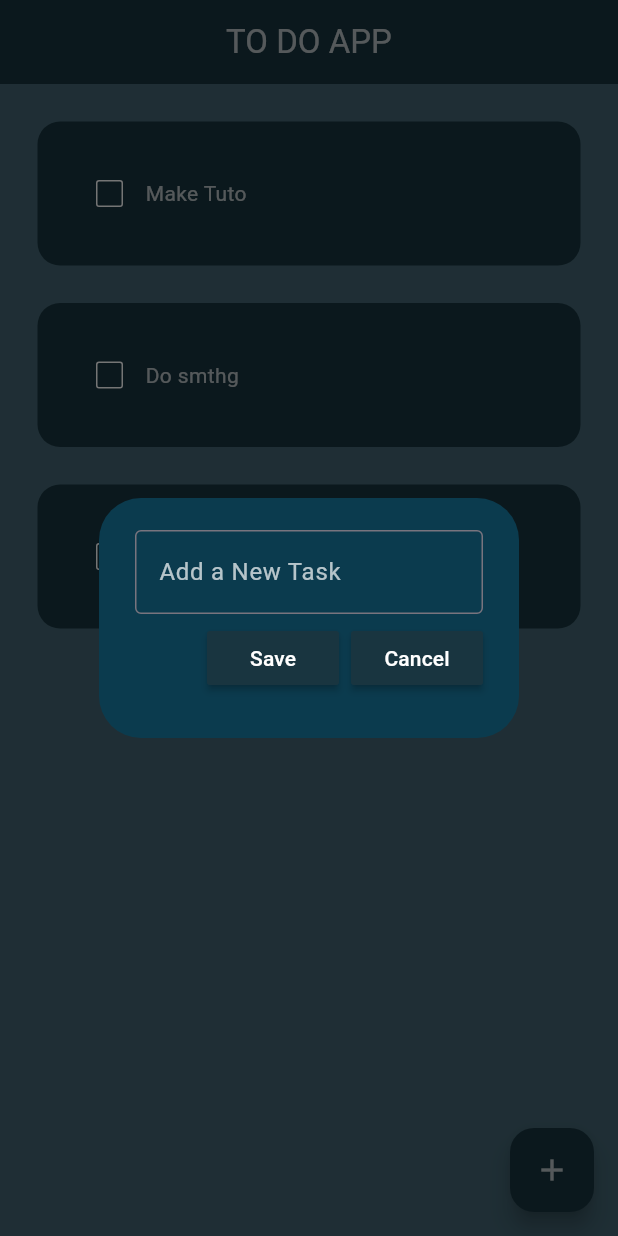
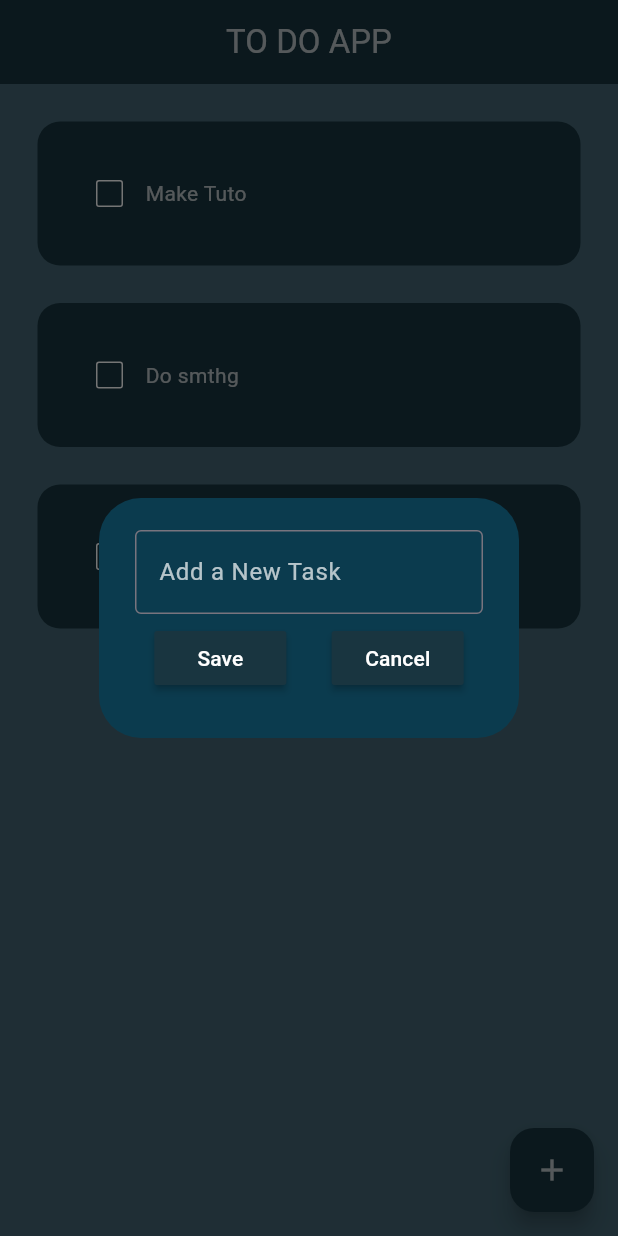
Before and after one commit to Darrylwin/toDoApp, a Flutter app: the screen it shows after launch, after a tap on the "add" icon, on a phone screen of 412 x 824 dp. Run offline on Flutter 3.47's test engine with Material 3 defaults, Android fonts, the phone set to English and light mode, and no system bars; drawn by our look-alikes of flutter_slidable.

Commit message:
Update README and refactor dialog box for task management app

```diff
--- a/lib/components/dialog_box.dart
+++ b/lib/components/dialog_box.dart
@@ -4,7 +4,7 @@ import 'package:flutter/material.dart';
 import 'package:myapp/components/my_button.dart';
 
 class DialogBox extends StatelessWidget {
-  final controller;
+  final TextEditingController? controller;
   final VoidCallback onSave;
   final VoidCallback onCancel;
   const DialogBox({
@@ -41,14 +41,14 @@ class DialogBox extends StatelessWidget {
 
             //buttons save and cancel
             Row(
-              mainAxisAlignment: MainAxisAlignment.end,
+              mainAxisAlignment: MainAxisAlignment.spaceEvenly,
               children: [
                 //save button
                 MyButton(
                   text: "Save",
                   onPressed: onSave,
                 ),
-                const SizedBox(width: 8.0),
+                const SizedBox(width: 4.5),
                 //cancel button
                 MyButton(
                   text: "Cancel",
--- a/lib/main.dart
+++ b/lib/main.dart
@@ -8,16 +8,10 @@ void main() {
 class MyApp extends StatelessWidget {
   const MyApp({super.key});
 
-  // This widget is the root of your application.
   @override
   Widget build(BuildContext context) {
     return MaterialApp(
       title: 'Flutter Demo',
-      theme: ThemeData(
-        // colorScheme: ColorScheme.fromSeed(seedColor: Colors.deepPurple),
-        // useMaterial3: true,
-        primarySwatch: Colors.blue,
-      ),
       home:  HomePage(),
     );
   }
```
Also changed, not shown: 1 other file.
